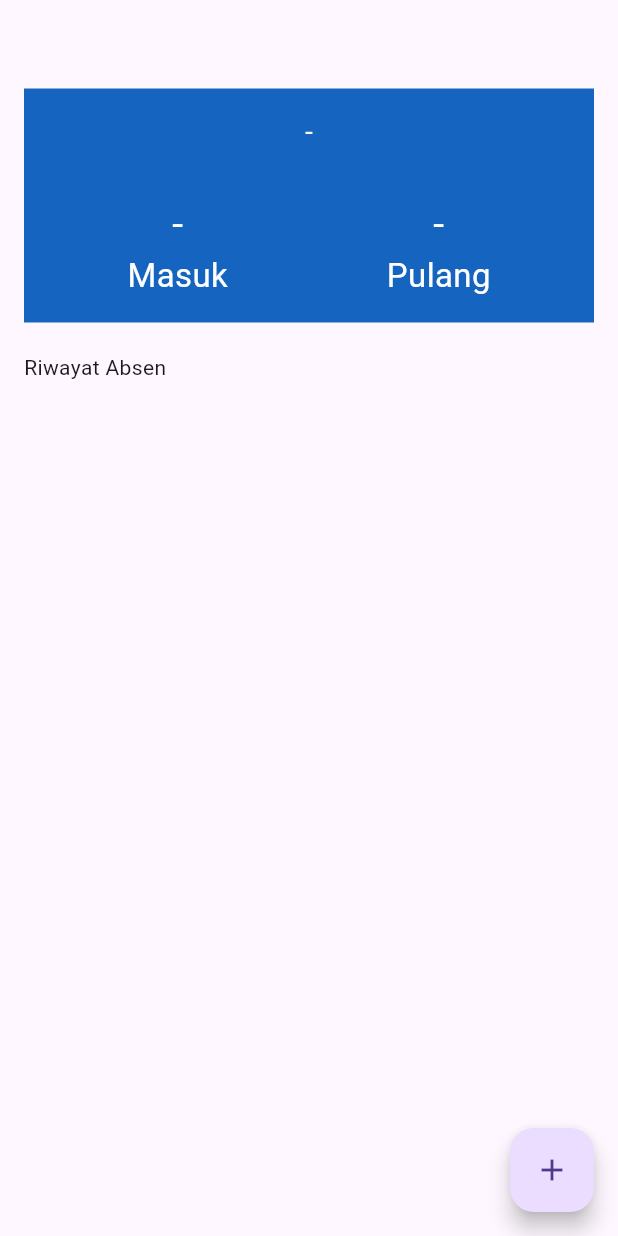
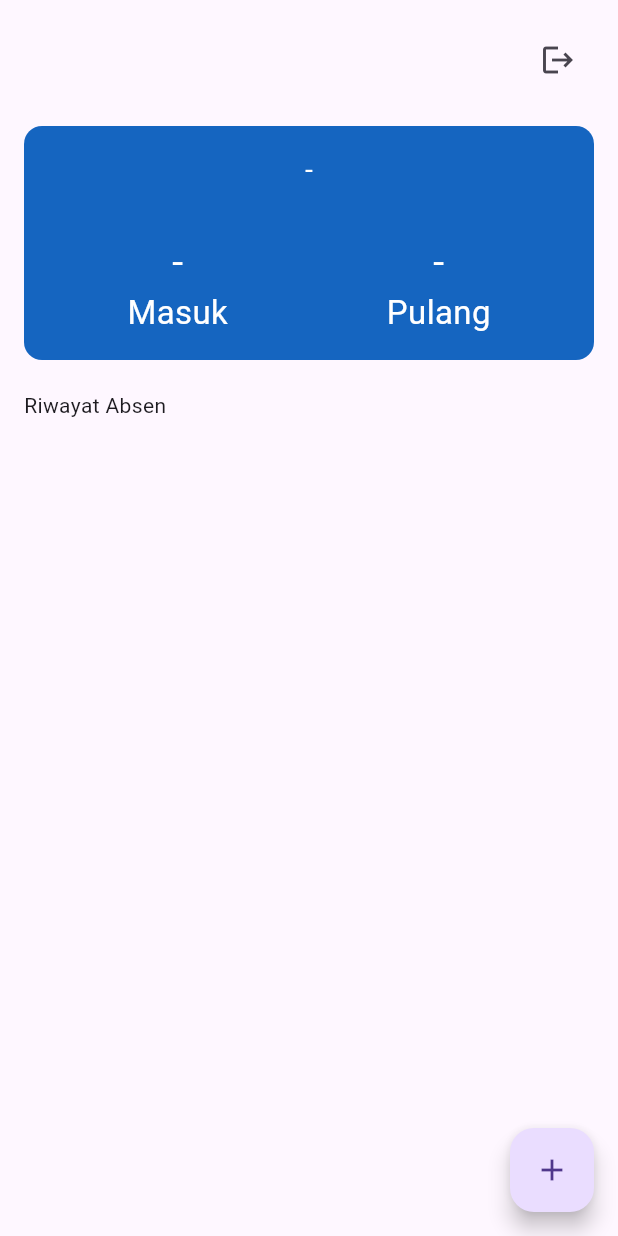
Before and after one commit to jimmywiraarbaa/aplikasi_presence, a Flutter app: the HomePage screen opened directly, on a phone screen of 412 x 824 dp. Run offline on Flutter 3.47's test engine with Material 3 defaults, Android fonts, the phone set to English and light mode, and no system bars; our stand-ins replace location, shared_preferences; missing offline and left inert: syncfusion_flutter_maps; accounts and stored records are empty; network calls fail.

Commit message:
Membuat tombol logout

```diff
--- a/lib/HomePage.dart
+++ b/lib/HomePage.dart
@@ -1,5 +1,4 @@
 import 'dart:convert';
-
 import 'package:aplikasi_presence/SimpanPage.dart';
 import 'package:aplikasi_presence/models/HomeResponse.dart';
 import 'package:flutter/material.dart';
@@ -22,7 +21,6 @@ class _HomePageState extends State<HomePage> {
 
   @override
   void initState() {
-    // TODO: implement initState
     super.initState();
 
     _token = _prefs.then((SharedPreferences prefs) {
@@ -31,6 +29,15 @@ class _HomePageState extends State<HomePage> {
 
     _name = _prefs.then((SharedPreferences prefs) {
       return prefs.getString("name") ?? "";
+    });
+  }
+
+  Future<void> logout() async {
+    final SharedPreferences prefs = await _prefs;
+    await prefs.remove("token");
+    setState(() {
+      Navigator.of(context)
+          .pushNamedAndRemoveUntil('/login', (Route<dynamic> route) => false);
     });
   }
 
@@ -69,6 +76,9 @@ class _HomePageState extends State<HomePage> {
                 child: Column(
                   crossAxisAlignment: CrossAxisAlignment.start,
                   children: [
+                    Row(
+                      mainAxisAlignment: MainAxisAlignment.spaceBetween,
+                      children: [
                         FutureBuilder(
                             future: _name,
                             builder: (BuildContext context,
@@ -88,12 +98,21 @@ class _HomePageState extends State<HomePage> {
                                 }
                               }
                             }),
+                        IconButton(
+                          icon: Icon(Icons.logout),
+                          onPressed: logout,
+                        ),
+                      ],
+                    ),
                     SizedBox(
                       height: 20,
                     ),
                     Container(
                       width: 400,
-                      decoration: BoxDecoration(color: Colors.blue[800]),
+                      decoration: BoxDecoration(
+                        color: Colors.blue[800],
+                        borderRadius: BorderRadius.circular(12),
+                      ),
                       child: Padding(
                         padding: const EdgeInsets.all(16.0),
                         child: Column(
--- a/lib/main.dart
+++ b/lib/main.dart
@@ -15,6 +15,10 @@
   Widget build(BuildContext context) {
     return MaterialApp(
       home: LoginPage(),
+      routes: {
+        '/login': (context) => LoginPage(),
+        '/home': (context) => HomePage(),
+      },
     );
   }
 }
```
Lines whose indentation alone changed are shown as unchanged.
